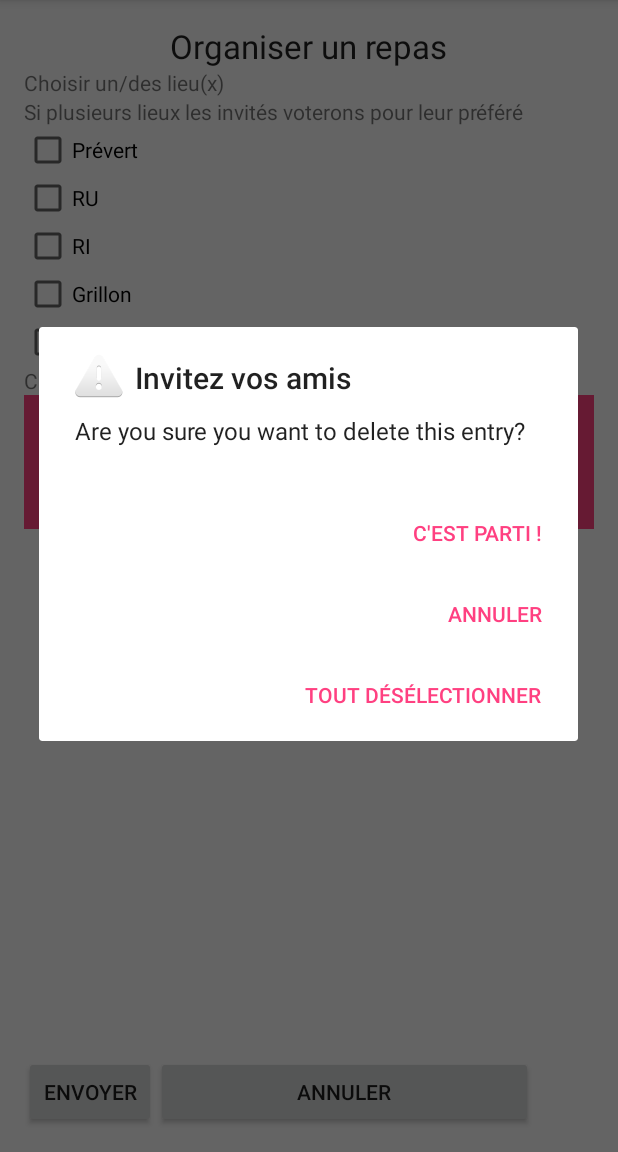
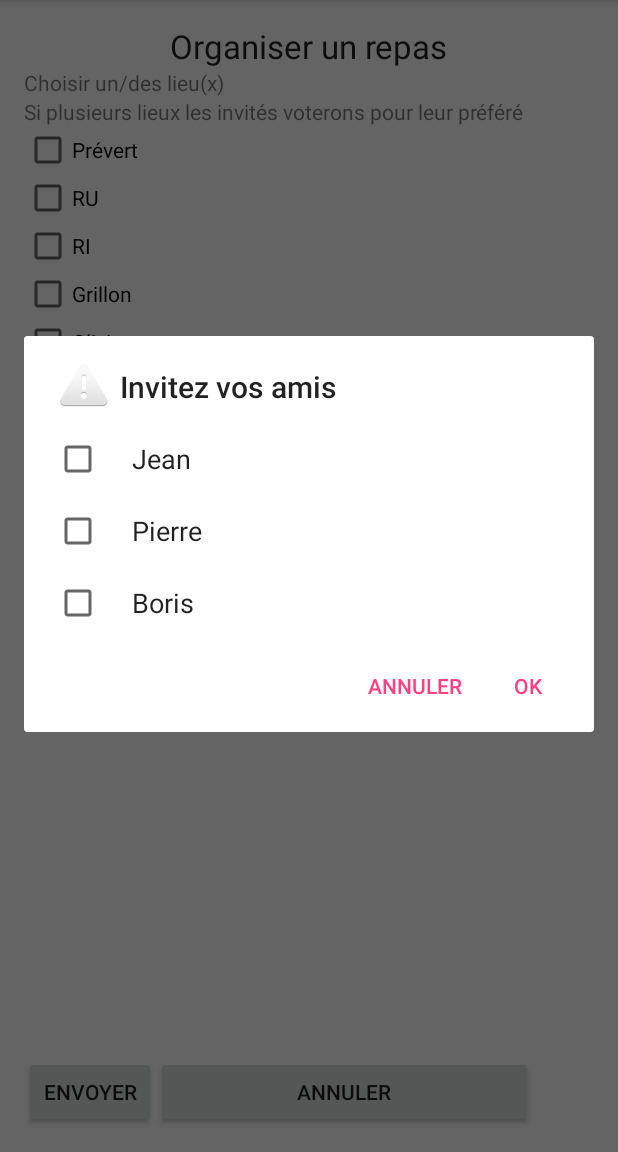
Before and after one commit to if-h4102/IHM, an Android app: the Organisation screen opened directly, with no data from a screen before it, after a tap on "ENVOYER", on a phone screen of 412 x 824 dp, the part 84-1236 px from its top. Run offline under Robolectric (Android 15) with nearby library versions, the phone set to English and light mode, and no system bars.

Commit message:
Orga better alertbox

```diff
--- a/app/src/main/java/com/h4102/tp/miam/Organisation.java
+++ b/app/src/main/java/com/h4102/tp/miam/Organisation.java
@@ -22,19 +22,20 @@ public class Organisation extends AppCompatActivity {
         Button Cancel = (Button) findViewById(R.id.buttonCancel);
         final Organisation context = this;
         list = new ArrayList();
-        final String[] listNames = {"Jean", "Pierre", "Boris"};
-        final boolean[] isSelectedArray = {false, false, false};
+
         Send.setOnClickListener(new View.OnClickListener() {
             public void onClick(View v) {
+                String[] listNames = {"Jean", "Pierre", "Boris"};
+                final boolean[] isSelectedArray = {false, false, false};
                 new AlertDialog.Builder(context)
                         .setTitle("Invitez vos amis")
-                        .setMessage("Are you sure you want to delete this entry?")
                         .setMultiChoiceItems(listNames, isSelectedArray, new DialogInterface.OnMultiChoiceClickListener() {
                             @Override
                             public void onClick(DialogInterface dialogInterface, int i, boolean b) {
+                                isSelectedArray[i] = b;
 
                             }
-                        })
+                        })/*
                         .setNeutralButton("Tout sélectionner", new DialogInterface.OnClickListener(){
                             public void onClick(DialogInterface dialog, int which) {
                                 // continue with delete
@@ -44,8 +45,8 @@ public class Organisation extends AppCompatActivity {
                             public void onClick(DialogInterface dialog, int which) {
                                 // continue with delete
                             }
-                        } )
-                        .setPositiveButton("C'est parti !", new DialogInterface.OnClickListener() {
+                        } )*/
+                        .setPositiveButton("Ok", new DialogInterface.OnClickListener() {
                             public void onClick(DialogInterface dialog, int which) {
                                 // continue with delete
                                 Intent intent = new Intent(context, Restaurant.class);
```
Also changed, not shown: app/src/main/res/layout/activity_organisation.xml (line endings or trailing spaces).
